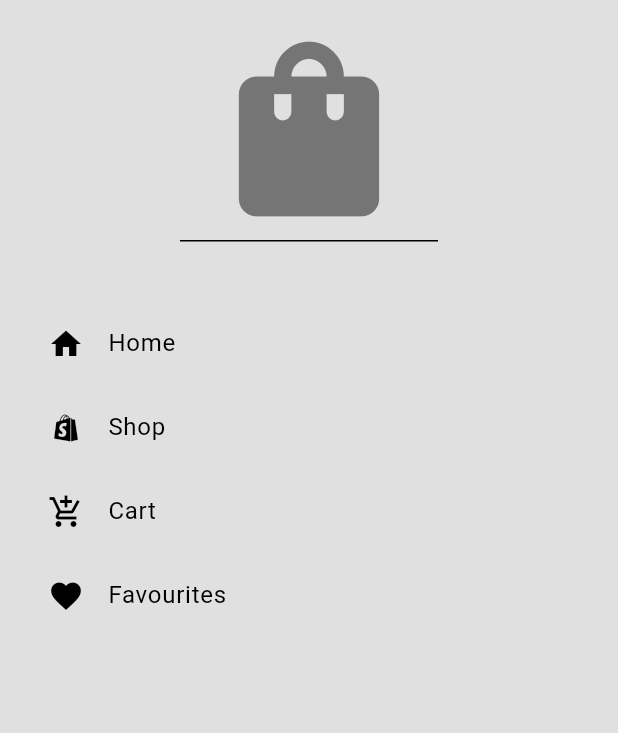
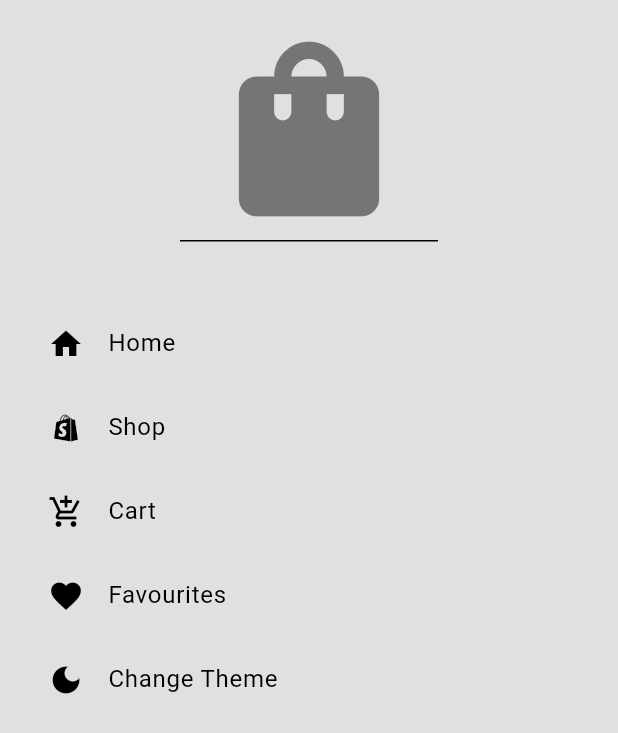
Before and after one commit to MoEhab74/mitch_E-Commerce, a Flutter app: the DrawerBody widget shown alone on an empty page, opened directly, on a phone screen of 412 x 824 dp. Shown: the top 733 px of the screen. Run offline on Flutter 3.47's test engine with Material 3 defaults, Android fonts, the phone set to English and light mode, and no system bars; our stand-ins replace dio, flutter_bloc; network calls fail.

Commit message:
Trigger toggleTheme methed in the change theme list tile

```diff
--- a/lib/components/drawer_body.dart
+++ b/lib/components/drawer_body.dart
@@ -3,15 +3,17 @@ import 'package:minimal_e_commerce/components/my_list_tile.dart';
 import 'package:minimal_e_commerce/pages/cart_page.dart';
 import 'package:minimal_e_commerce/pages/favourites_page.dart';
 import 'package:minimal_e_commerce/pages/home_page.dart';
+import 'package:minimal_e_commerce/theme/theme_provider.dart';
+import 'package:provider/provider.dart';
 
 class DrawerBody extends StatelessWidget {
-  const DrawerBody({
-    super.key,
-  });
+  const DrawerBody({super.key});
 
   @override
   Widget build(BuildContext context) {
     return Column(
+      children: [
+        Column(
           children: [
             DrawerHeader(
               child: Icon(
@@ -60,6 +62,19 @@ class DrawerBody extends StatelessWidget {
               },
             ),
           ],
+        ),
+        // Change theme button
+        MyListTile(
+          icon: Icons.dark_mode,
+          title: 'Change Theme',
+          onTap: () {
+            // Close the drawer
+            Navigator.of(context).pop();
+            // Trigger the theme change from the ThemeProvider
+            Provider.of<ThemeProvider>(context, listen: false).toggleTheme();
+          },
+        ),
+      ],
     );
   }
 }
--- a/lib/main.dart
+++ b/lib/main.dart
@@ -6,8 +6,6 @@ import 'package:minimal_e_commerce/pages/cart_page.dart';
 import 'package:minimal_e_commerce/pages/favourites_page.dart';
 import 'package:minimal_e_commerce/pages/home_page.dart';
 import 'package:minimal_e_commerce/pages/shop_page.dart';
-import 'package:minimal_e_commerce/theme/dark_theme.dart';
-import 'package:minimal_e_commerce/theme/light_theme.dart';
 import 'package:minimal_e_commerce/theme/theme_provider.dart';
 import 'package:provider/provider.dart';
 
```
Lines whose indentation alone changed are shown as unchanged.
